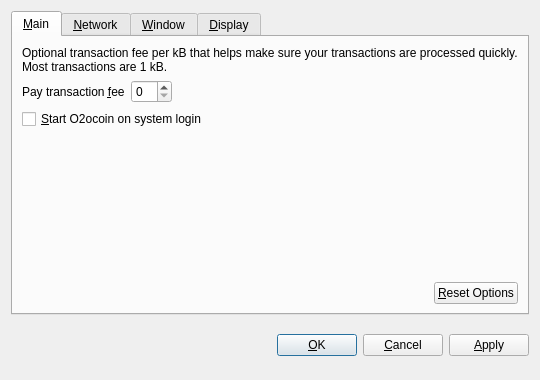
Qt form src/qt/forms/optionsdialog.ui (020LondonCoin/020Londoncoin_LNX) before a commit.
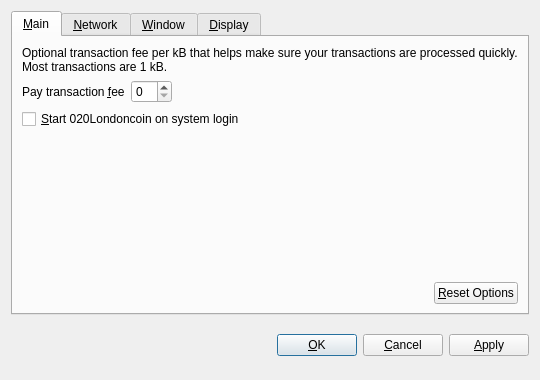
The same form after that commit. The open tabs and pages were chosen to show the change. Custom widgets are drawn as their Qt base class.

Commit message: 020Londoncoin_LNX 0.9.0.2 Update

```diff
--- a/src/qt/forms/optionsdialog.ui
+++ b/src/qt/forms/optionsdialog.ui
@@ -82,7 +82,7 @@
           <string>Automatically start O2ocoin after logging in to the system.</string>
          </property>
          <property name="text">
-          <string>&amp;Start O2ocoin on system login</string>
+          <string>&amp;Start 020Londoncoin on system login</string>
          </property>
         </widget>
        </item>
```
Left out of the diff: 10 changed lines with no effect on the pictures. The commit also changes 90 other files.
